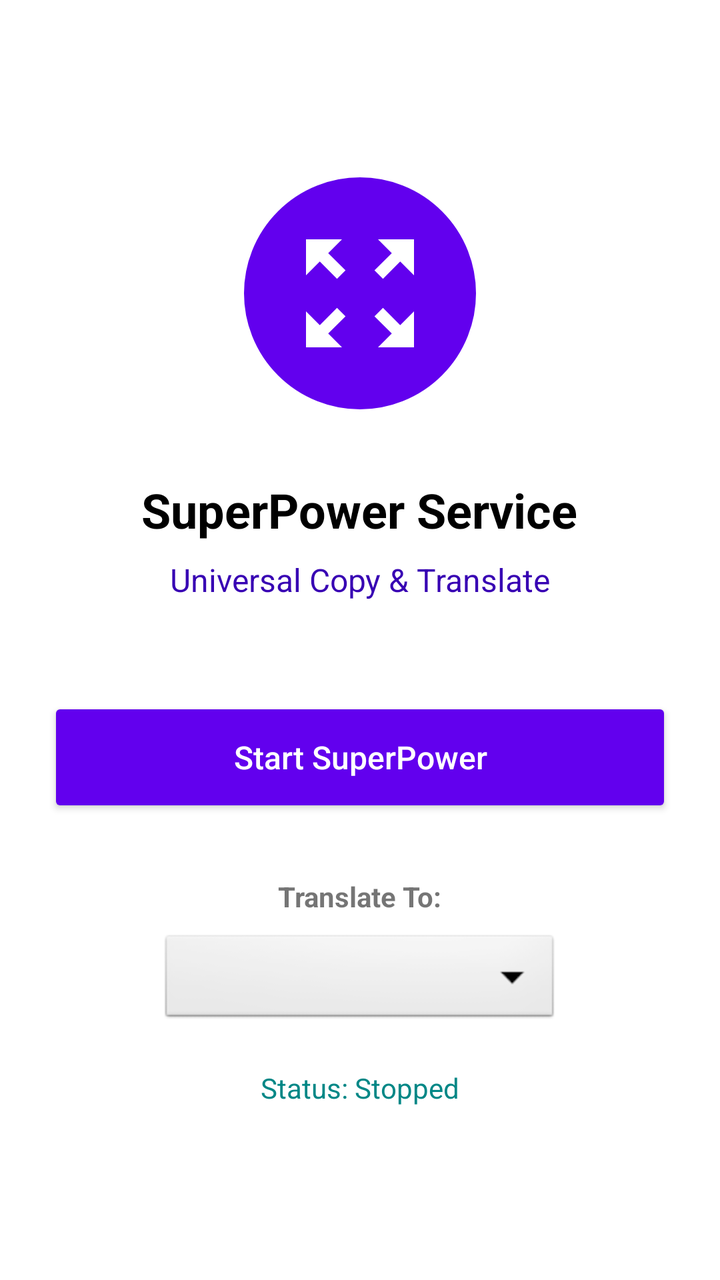
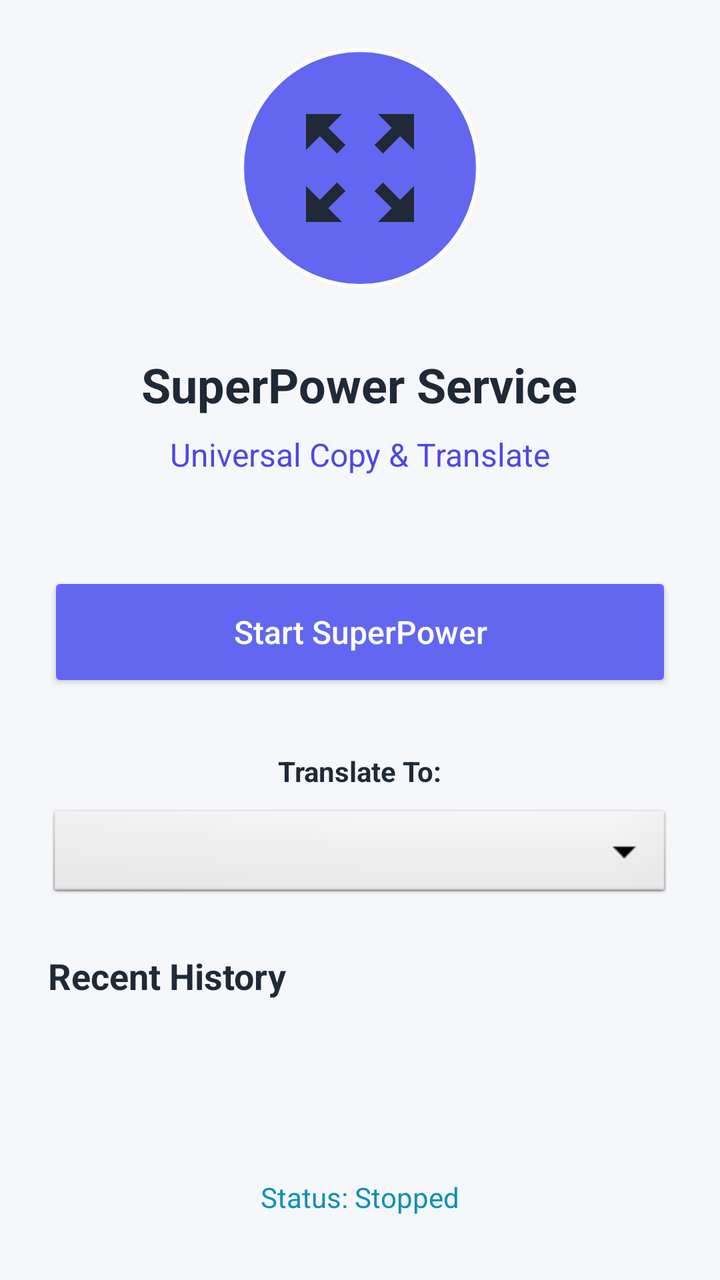

The first picture is an Android layout as it rendered before a commit; the second is the same layout after the commit. The layout source and the unified diff follow.
<!-- AndroidManifest.xml: activity theme Theme.SuperPower -->
<!-- res/layout/activity_main.xml -->
<?xml version="1.0" encoding="utf-8"?>
<LinearLayout xmlns:android="http://schemas.android.com/apk/res/android"
    android:layout_width="match_parent"
    android:layout_height="match_parent"
    android:orientation="vertical"
    android:gravity="center"
    android:padding="24dp"
    android:background="@color/white">

    <ImageView
        android:layout_width="120dp"
        android:layout_height="120dp"
        android:src="@drawable/ic_scan"
        android:background="@drawable/bg_circle"
        android:padding="24dp"
        android:layout_marginBottom="32dp"
        android:tint="@color/white"/>

    <TextView
        android:layout_width="wrap_content"
        android:layout_height="wrap_content"
        android:text="@string/app_name"
        android:textSize="24sp"
        android:textStyle="bold"
        android:textColor="@color/black"
        android:layout_marginBottom="8dp"/>
        
    <TextView
        android:layout_width="wrap_content"
        android:layout_height="wrap_content"
        android:text="Universal Copy &amp; Translate"
        android:textSize="16sp"
        android:textColor="@color/purple_700"
        android:layout_marginBottom="48dp"/>

    <Button
        android:id="@+id/btn_action"
        android:layout_width="match_parent"
        android:layout_height="60dp"
        android:text="@string/start_service"
        android:backgroundTint="@color/purple_500"
        android:textColor="@color/white"
        android:textSize="16sp"
        android:textAllCaps="false"/>

    <TextView
        android:id="@+id/tv_bg_label"
        android:layout_width="wrap_content"
        android:layout_height="wrap_content"
        android:text="Translate To:"
        android:textStyle="bold"
        android:layout_marginTop="30dp"/>

    <Spinner
        android:id="@+id/spinner_languages"
        android:layout_width="200dp"
        android:layout_height="wrap_content"
        android:layout_marginTop="8dp"
        android:minHeight="48dp"
        android:background="@android:drawable/btn_dropdown"/>

    <TextView
        android:id="@+id/tv_status"
        android:layout_width="wrap_content"
        android:layout_height="wrap_content"
        android:text="Status: Stopped"
        android:layout_marginTop="20dp"
        android:textColor="@color/teal_700"/>

</LinearLayout>
<!-- resources referenced by this layout -->
<resources>
  <color name="black">#FF000000</color>
  <color name="purple_500">#FF6200EE</color>
  <color name="purple_700">#FF3700B3</color>
  <color name="teal_700">#FF018786</color>
  <color name="white">#FFFFFFFF</color>
  <!-- drawable bg_circle (drawable) -->
  <?xml version="1.0" encoding="utf-8"?>
  <shape xmlns:android="http://schemas.android.com/apk/res/android"
      android:shape="oval">
      <solid android:color="@color/purple_500" />
      <stroke android:width="2dp" android:color="#FFFFFF" />
  </shape>
  <!-- drawable ic_scan (drawable) -->
  <vector xmlns:android="http://schemas.android.com/apk/res/android"
      android:width="24dp"
      android:height="24dp"
      android:viewportWidth="24"
      android:viewportHeight="24"
      android:tint="#FFFFFF">
    <path
        android:fillColor="@android:color/white"
        android:pathData="M15,3l2.3,2.3l-2.89,2.87l1.42,1.42L18.7,6.7L21,9V3H15zM3,9l2.3,-2.3l2.87,2.89l1.42,-1.42L6.7,5.3L9,3H3V9zM9,21l-2.3,-2.3l2.89,-2.87l-1.42,-1.42L5.3,17.3L3,15v6H9zM21,15l-2.3,2.3l-2.87,-2.89l-1.42,1.42l2.89,2.87L15,21h6V15z"/>
  </vector>
  <string name="app_name">SuperPower Service</string>
  <string name="start_service">Start SuperPower</string>
  <style name="Theme.SuperPower" parent="Theme.MaterialComponents.DayNight.NoActionBar">
          
          <item name="colorPrimary">@color/purple_500</item>
          <item name="colorPrimaryVariant">@color/purple_700</item>
          <item name="colorOnPrimary">@color/white</item>
          
          <item name="colorSecondary">@color/teal_200</item>
          <item name="colorSecondaryVariant">@color/teal_700</item>
          <item name="colorOnSecondary">@color/black</item>
          
          <item name="android:statusBarColor">?attr/colorPrimaryVariant</item>
          
      </style>
  <color name="teal_200">#FF03DAC5</color>
</resources>

<!-- the commit's change to res/layout/activity_main.xml (unified diff, before → after) -->
@@ -5,7 +5,7 @@
     android:orientation="vertical"
     android:gravity="center"
     android:padding="24dp"
-    android:background="@color/white">
+    android:background="@color/app_background">
 
     <ImageView
         android:layout_width="120dp"
@@ -14,7 +14,7 @@
         android:background="@drawable/bg_circle"
         android:padding="24dp"
         android:layout_marginBottom="32dp"
-        android:tint="@color/white"/>
+        android:tint="@color/text_primary"/>
 
     <TextView
         android:layout_width="wrap_content"
@@ -22,7 +22,7 @@
         android:text="@string/app_name"
         android:textSize="24sp"
         android:textStyle="bold"
-        android:textColor="@color/black"
+        android:textColor="@color/text_primary"
         android:layout_marginBottom="8dp"/>
         
     <TextView
@@ -49,22 +49,41 @@
         android:layout_height="wrap_content"
         android:text="Translate To:"
         android:textStyle="bold"
+        android:textColor="@color/text_primary"
         android:layout_marginTop="30dp"/>
 
     <Spinner
         android:id="@+id/spinner_languages"
-        android:layout_width="200dp"
+        android:layout_width="match_parent"
         android:layout_height="wrap_content"
         android:layout_marginTop="8dp"
         android:minHeight="48dp"
         android:background="@android:drawable/btn_dropdown"/>
+        
+    <TextView
+        android:id="@+id/tv_history_label"
+        android:layout_width="wrap_content"
+        android:layout_height="wrap_content"
+        android:text="Recent History"
+        android:textStyle="bold"
+        android:textSize="18sp"
+        android:textColor="@color/text_primary"
+        android:layout_marginTop="24dp"
+        android:layout_gravity="start"/>
+
+    <androidx.recyclerview.widget.RecyclerView
+        android:id="@+id/rv_history"
+        android:layout_width="match_parent"
+        android:layout_height="0dp"
+        android:layout_weight="1"
+        android:layout_marginTop="8dp"/>
 
     <TextView
         android:id="@+id/tv_status"
         android:layout_width="wrap_content"
         android:layout_height="wrap_content"
         android:text="Status: Stopped"
-        android:layout_marginTop="20dp"
+        android:padding="8dp"
         android:textColor="@color/teal_700"/>
 
 </LinearLayout>
<!-- resource entries referenced after the edit -->
@@ -1,9 +1,10 @@
 <!-- resources referenced by this layout -->
 <resources>
-  <color name="black">#FF000000</color>
-  <color name="purple_500">#FF6200EE</color>
-  <color name="purple_700">#FF3700B3</color>
-  <color name="teal_700">#FF018786</color>
+  <color name="app_background">#F5F7FA</color>
+  <color name="purple_500">#6366F1</color>
+  <color name="purple_700">#4F46E5</color>
+  <color name="teal_700">#0891B2</color>
+  <color name="text_primary">#1F2937</color>
   <color name="white">#FFFFFFFF</color>
   <!-- drawable bg_circle (drawable) -->
   <?xml version="1.0" encoding="utf-8"?>
@@ -38,6 +39,7 @@
           <item name="android:statusBarColor">?attr/colorPrimaryVariant</item>
           
       </style>
-  <color name="teal_200">#FF03DAC5</color>
+  <color name="teal_200">#A5F3FC</color>
+  <color name="black">#FF000000</color>
 </resources>
 
